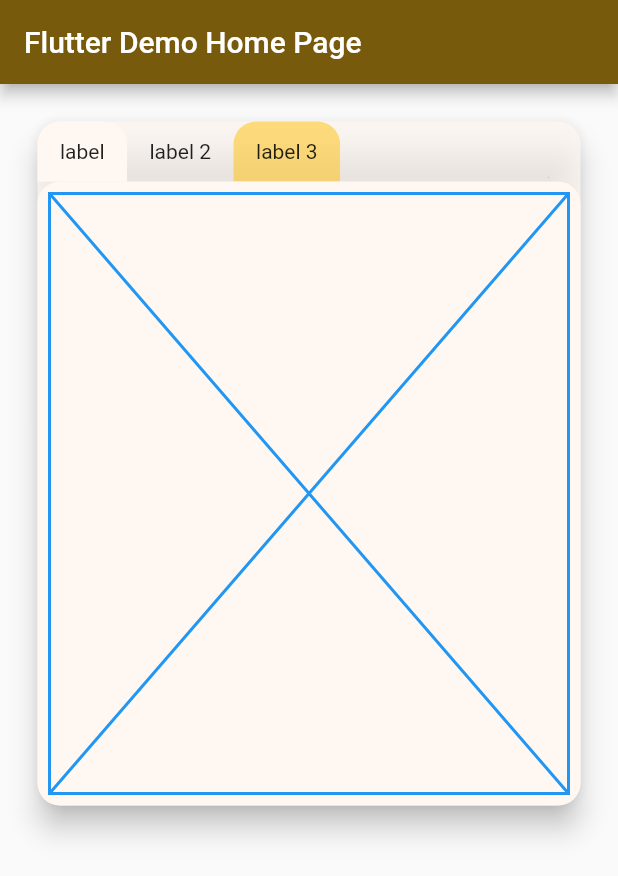
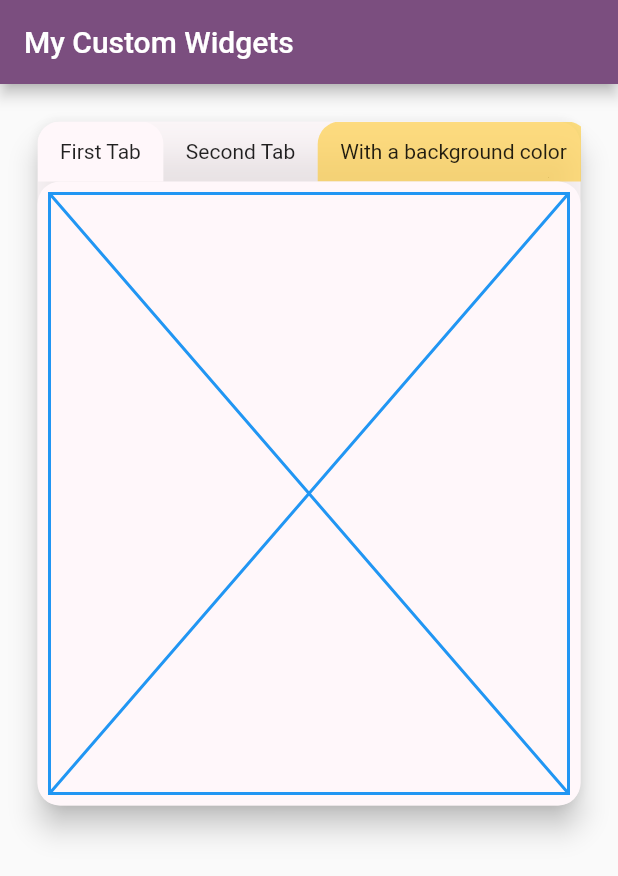
Before and after one commit to raulsaba/personal_widgets, a Flutter app: the screen it shows after launch, on a phone screen of 412 x 824 dp. Shown: the top 876 px of the screen. Run offline on Flutter 3.47's test engine with Material 2 defaults, Android fonts, the light colour scheme and no system bars.

Commit message:
alguns ajustes

```diff
--- a/lib/app/home_page.dart
+++ b/lib/app/home_page.dart
@@ -1,6 +1,7 @@
 import 'package:flutter/material.dart';
-import 'package:personal_widgets/app/widgets/tabbed_card/tabbed_card.dart';
-import 'package:personal_widgets/app/widgets/tabbed_card/tabbed_card_item.dart';
+
+import 'widgets/tabbed_card/tabbed_card.dart';
+import 'widgets/tabbed_card/tabbed_card_item.dart';
 
 class MyHomePage extends StatefulWidget {
   const MyHomePage({super.key, required this.title});
@@ -23,24 +24,44 @@ class _MyHomePageState extends State<MyHomePage> {
         child: TabbedCard(
           tabs: [
             TabbedCardItem(
-              label: "label",
-              child: Placeholder(
+              label: "First Tab",
+              child: const Placeholder(
                 color: Colors.blue,
               ),
             ),
             TabbedCardItem(
-              label: 'label 2',
-              child: Placeholder(
+              label: 'Second Tab',
+              child: const Placeholder(
                 color: Colors.red,
               ),
             ),
             TabbedCardItem(
-              label: "label 3",
+              label: "With a background color",
               options: TabbedCardItensOptions(
                 tabColor: Colors.amber,
               ),
-              child: Placeholder(),
-            )
+              child: const Placeholder(),
+            ),
+            TabbedCardItem(
+              label: 'With an icon',
+              icon: const Icon(Icons.dashboard),
+              child: const Placeholder(
+                color: Colors.red,
+              ),
+            ),
+            TabbedCardItem(
+              label: 'With an icon and custom LabelStyle',
+              icon: const Icon(
+                Icons.dashboard,
+                color: Colors.white,
+              ),
+              options: TabbedCardItensOptions(
+                  tabColor: Colors.black,
+                  labelStyle: const TextStyle(color: Colors.white)),
+              child: const Placeholder(
+                color: Colors.purple,
+              ),
+            ),
           ],
         ),
       ),
--- a/lib/app/widgets/tabbed_card/tabbed_card.dart
+++ b/lib/app/widgets/tabbed_card/tabbed_card.dart
@@ -33,7 +33,6 @@ class _TabbedCardState extends State<TabbedCard> {
   final ScrollController _tabsScrollController = ScrollController();
 
   Radius _getTopLeftBorder() {
-    // print(_tabsScrollController.offset);
     return radius;
   }
 
@@ -89,11 +88,26 @@ class _TabbedCardState extends State<TabbedCard> {
                             topRight: radius,
                           ),
                         ),
-                        child: Center(
-                          child: Text(
-                            tab.label,
-                          ),
-                        ),
+                        child: Builder(builder: (context) {
+                          if (tab.icon != null) {
+                            return Row(
+                              children: [
+                                tab.icon!,
+                                const SizedBox(width: 5),
+                                Text(
+                                  tab.label,
+                                  style: tab.options?.labelStyle,
+                                )
+                              ],
+                            );
+                          }
+                          return Center(
+                            child: Text(
+                              tab.label,
+                              style: tab.options?.labelStyle,
+                            ),
+                          );
+                        }),
                       ),
                     ),
                   );
--- a/lib/app/widgets/tabbed_card/tabbed_card_item.dart
+++ b/lib/app/widgets/tabbed_card/tabbed_card_item.dart
@@ -16,6 +16,10 @@ class TabbedCardItem {
 
 class TabbedCardItensOptions {
   final Color? tabColor;
+  final TextStyle? labelStyle;
 
-  TabbedCardItensOptions({this.tabColor});
+  TabbedCardItensOptions({
+    this.tabColor,
+    this.labelStyle,
+  });
 }
--- a/lib/main.dart
+++ b/lib/main.dart
@@ -1,3 +1,4 @@
+import 'package:flutter/gestures.dart';
 import 'package:flutter/material.dart';
 
 import 'app/home_page.dart';
@@ -12,12 +13,19 @@ class MyApp extends StatelessWidget {
   @override
   Widget build(BuildContext context) {
     return MaterialApp(
-      title: 'Flutter Demo',
+      title: 'Raul Sabadin - Custom Widgets',
+      scrollBehavior: ScrollConfiguration.of(context)
+          .copyWith(scrollbars: false, dragDevices: {
+        PointerDeviceKind.touch,
+        PointerDeviceKind.mouse,
+      }),
       theme: ThemeData(
-        primarySwatch: Colors.amber,
-        colorScheme: ColorScheme.fromSeed(seedColor: Colors.amber),
+        primarySwatch: Colors.purple,
+        colorScheme: ColorScheme.fromSeed(
+          seedColor: Colors.purple,
+        ),
       ),
-      home: const MyHomePage(title: 'Flutter Demo Home Page'),
+      home: const MyHomePage(title: 'My Custom Widgets'),
     );
   }
 }
```
